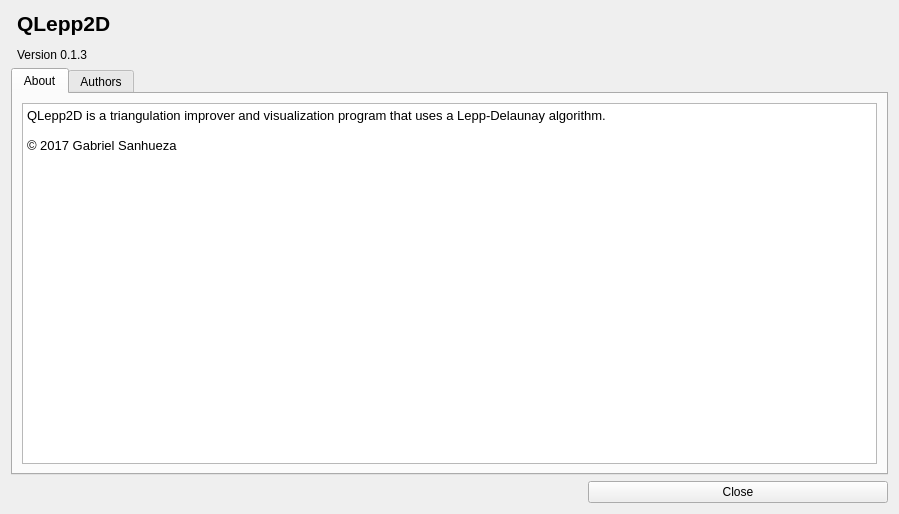
Above: QLepp2DGui/about.ui from gsanhueza/QLepp2D before the change. Below: the same form after it.
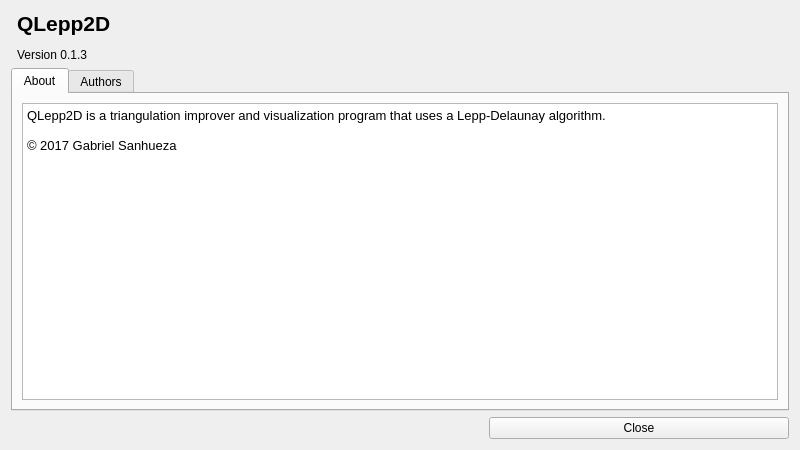
That is the form after the change. Icons and pictures are not drawn.

Commit message: Adjust size of tutorial and about dialogs

The edit to the form file:
```diff
--- a/QLepp2DGui/about.ui
+++ b/QLepp2DGui/about.ui
@@ -10,8 +10,8 @@
    <rect>
     <x>0</x>
     <y>0</y>
-    <width>899</width>
-    <height>514</height>
+    <width>800</width>
+    <height>450</height>
    </rect>
   </property>
   <property name="windowTitle">
```
The commit also changes 1 other file.
